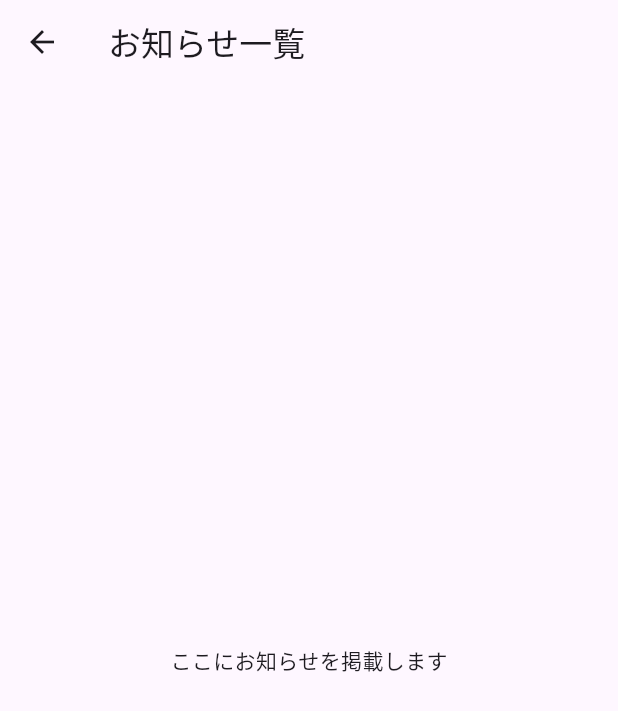
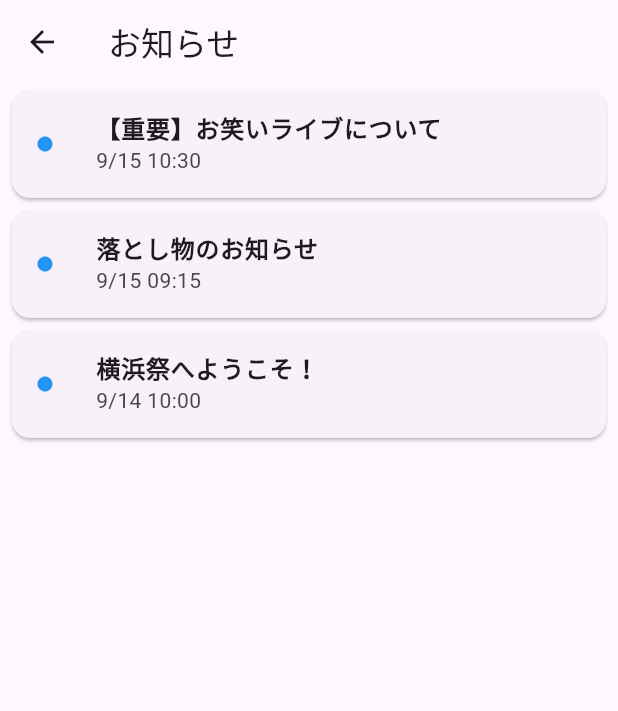
Before and after one commit to Yokohamafest/29th-yfa-app, a Flutter app: the AnnouncementScreen screen opened directly, on a phone screen of 412 x 824 dp. Shown: the top 711 px of the screen. Run offline on Flutter 3.47's test engine with Material 3 defaults, Android fonts, the light colour scheme and no system bars; our stand-ins replace shared_preferences; accounts and stored records are empty.

Commit message:
お知らせ一覧画面の内容を作成, お知らせ詳細画面を追加, ダミーのお知らせデータを作成

```diff
--- /dev/null
+++ b/lib/data/dummy_announcements.dart
@@ -0,0 +1,25 @@
+import '../models/announcement_item.dart';
+
+final List<AnnouncementItem> dummyAnnouncements = [
+  AnnouncementItem(
+    id: 'anno_001',
+    title: '【重要】お笑いライブについて',
+    content:
+        'text text text text text text text text text text text text text text text text text text text text ',
+    publishedAt: DateTime(2025, 9, 15, 10, 30),
+  ),
+  AnnouncementItem(
+    id: 'anno_002',
+    title: '落とし物のお知らせ',
+    content:
+        'text text text text text text text text text text text text text text text text text text text text text text text text text text text text text text ',
+    publishedAt: DateTime(2025, 9, 15, 9, 15),
+  ),
+  AnnouncementItem(
+    id: 'anno_003',
+    title: '横浜祭へようこそ！',
+    content:
+        'text text text text text text text text text text text text text text text text text text text text text text text text text text text text text text text text text ',
+    publishedAt: DateTime(2025, 9, 14, 10, 0),
+  ),
+];
--- /dev/null
+++ b/lib/models/announcement_item.dart
@@ -0,0 +1,15 @@
+class AnnouncementItem {
+  final String id;
+  final String title;
+  final String content;
+  final DateTime publishedAt;
+  final bool isRead; // 既読・未読を管理するフラグ
+
+  const AnnouncementItem({
+    required this.id,
+    required this.title,
+    required this.content,
+    required this.publishedAt,
+    this.isRead = false,
+  });
+}
--- a/lib/screens/announcement_screen.dart
+++ b/lib/screens/announcement_screen.dart
@@ -1,13 +1,100 @@
 import 'package:flutter/material.dart';
+import 'package:intl/intl.dart';
+import 'package:shared_preferences/shared_preferences.dart'; // SharedPreferencesをインポート
+import '../data/dummy_announcements.dart';
+import '../models/announcement_item.dart';
+import 'announcement_detail_screen.dart';
 
-class AnnouncementScreen extends StatelessWidget {
+class AnnouncementScreen extends StatefulWidget {
   const AnnouncementScreen({super.key});
 
   @override
+  State<AnnouncementScreen> createState() => _AnnouncementScreenState();
+}
+
+class _AnnouncementScreenState extends State<AnnouncementScreen> {
+  // お知らせのリストは変更なし
+  late final List<AnnouncementItem> _announcements;
+
+  // 【変更点①】既読にしたお知らせのIDを記憶するためのSetを追加
+  final Set<String> _readAnnouncementIds = {};
+
+  @override
+  void initState() {
+    super.initState();
+    _announcements = List.of(dummyAnnouncements)
+      ..sort((a, b) => b.publishedAt.compareTo(a.publishedAt));
+
+    // 【変更点②】アプリ起動時に、保存された既読状態を読み込む
+    _loadReadStatus();
+  }
+
+  // スマホのストレージから既読IDリストを読み込む関数
+  Future<void> _loadReadStatus() async {
+    final prefs = await SharedPreferences.getInstance();
+    // 'read_announcement_ids' というキーで保存されたリストを読み込む
+    final readIds = prefs.getStringList('read_announcement_ids');
+    if (readIds != null) {
+      setState(() {
+        _readAnnouncementIds.addAll(readIds);
+      });
+    }
+  }
+
+  // スマホのストレージに既読IDリストを保存する関数
+  Future<void> _saveReadStatus() async {
+    final prefs = await SharedPreferences.getInstance();
+    await prefs.setStringList('read_announcement_ids', _readAnnouncementIds.toList());
+  }
+
+  @override
   Widget build(BuildContext context) {
+    final formatter = DateFormat('M/d HH:mm');
+
     return Scaffold(
-      appBar: AppBar(title: const Text('お知らせ一覧')),
-      body: const Center(child: Text('ここにお知らせを掲載します')),
+      appBar: AppBar(
+        title: const Text('お知らせ'),
+      ),
+      body: ListView.builder(
+        itemCount: _announcements.length,
+        itemBuilder: (context, index) {
+          final announcement = _announcements[index];
+          // 【変更点③】既読かどうかを、ダミーデータではなくSetの中身で判断
+          final bool isRead = _readAnnouncementIds.contains(announcement.id);
+
+          return Card(
+            margin: const EdgeInsets.symmetric(horizontal: 8.0, vertical: 4.0),
+            child: ListTile(
+              leading: isRead
+                  ? const SizedBox(width: 24)
+                  : const Icon(Icons.circle, color: Colors.blue, size: 12),
+              title: Text(
+                announcement.title,
+                style: TextStyle(
+                  fontWeight: isRead ? FontWeight.normal : FontWeight.bold,
+                ),
+              ),
+              subtitle: Text(formatter.format(announcement.publishedAt)),
+              onTap: () {
+                // 【変更点④】タップされたら、既読リストに追加して保存する
+                if (!isRead) {
+                  setState(() {
+                    _readAnnouncementIds.add(announcement.id);
+                  });
+                  _saveReadStatus();
+                }
+
+                Navigator.push(
+                  context,
+                  MaterialPageRoute(
+                    builder: (context) => AnnouncementDetailScreen(announcement: announcement),
+                  ),
+                );
+              },
+            ),
+          );
+        },
+      ),
     );
   }
 }
```
Also changed, not shown: lib/screens/announcement_detail_screen.dart (added, +43 -0 lines).
